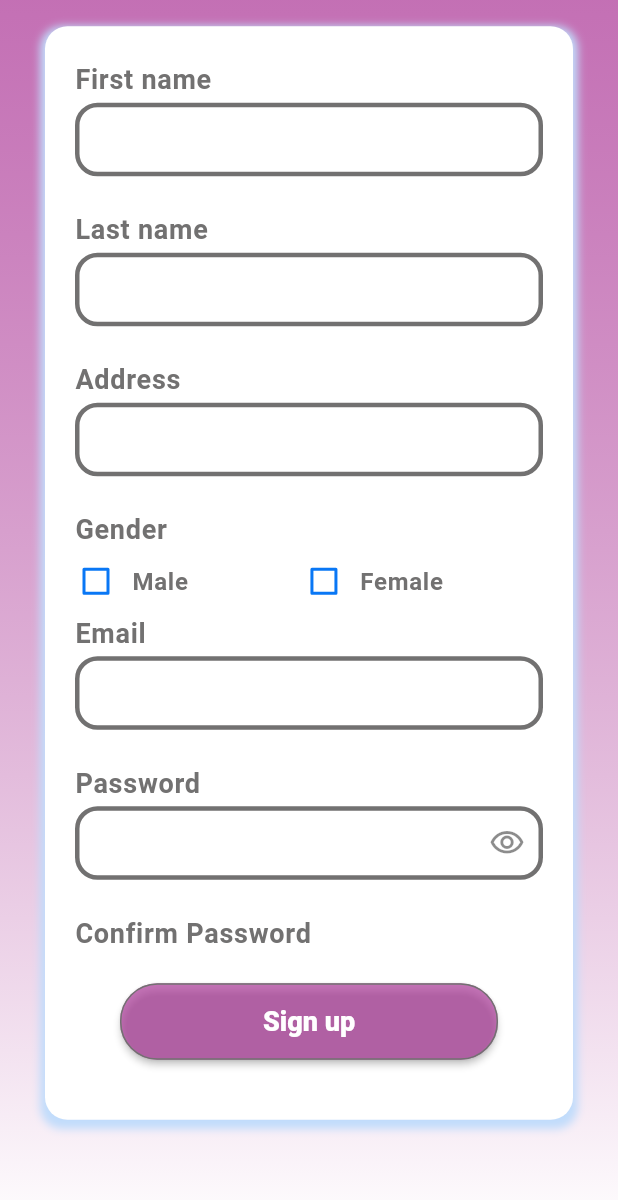
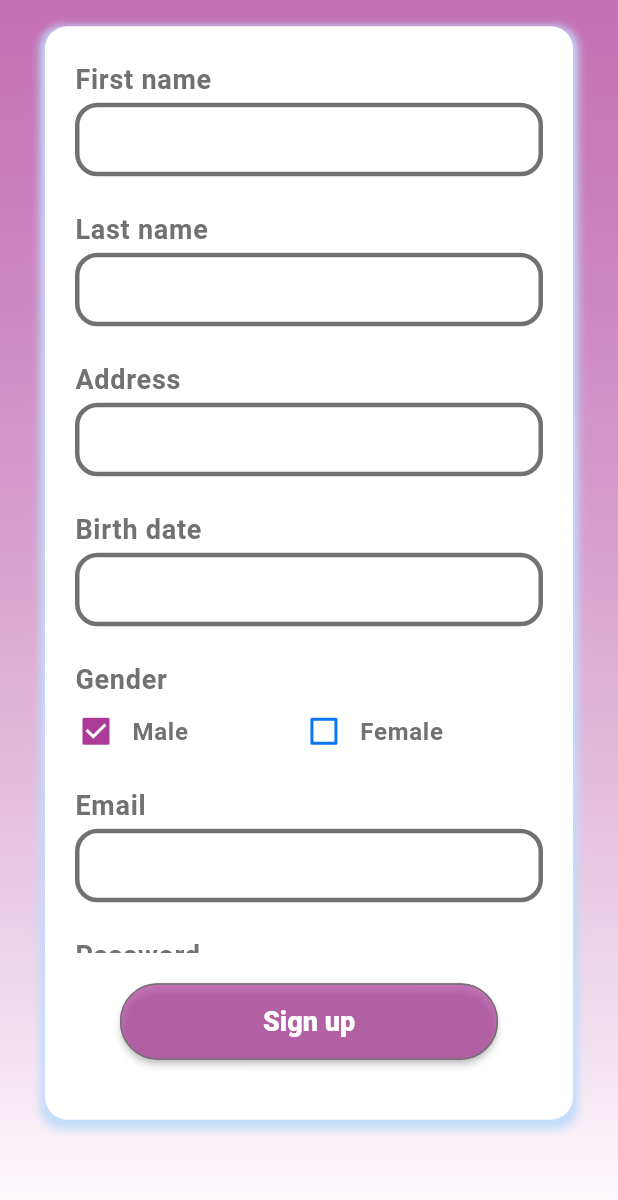
Before and after one commit to YasserBar/Nano-Tech-Cosmetic, a Flutter app: the ChooseGardScreen screen opened by its route, after a tap on "Next", on a phone screen of 412 x 824 dp. Shown: the top 1200 px of the screen. Run offline on Flutter 3.47's test engine with Material 2 defaults, Android fonts, the phone set to English and light mode, and no system bars; our stand-ins replace dartz, equatable, flutter_bloc, flutter_otp_text_field, flutter_spinkit, flutter_svg and 5 more; accounts and stored records are empty; Roboto replaces fonts that are missing (Acme).

Commit message:
update signup and choose gard screen

```diff
--- a/lib/core/constants/app_themes.dart
+++ b/lib/core/constants/app_themes.dart
@@ -61,7 +61,7 @@ abstract class AppThemes {
       ),
       bodyMedium: GoogleFonts.acme(
         fontSize: 16,
-        color: AppColors.black,
+        color: AppColors.gray,
         letterSpacing: 0.5,
         fontWeight: FontWeight.w700,
       ),
--- a/lib/core/helpers/pickers.dart
+++ b/lib/core/helpers/pickers.dart
@@ -1,3 +1,33 @@
+import 'package:flutter/material.dart';
+
 class Pickers{
+  static Future<String?> choseDate(BuildContext context) async {
+    DateTime? date = await showDatePicker(
+      context: context,
+      initialDate: DateTime.now(),
+      firstDate: DateTime(2000),
+      lastDate: DateTime(2100),
+    );
+
+    if (date != null) {
+      return formatDate(date);
+    }
+    return null;
+  }
+  static String formatDate(DateTime date){
+    if(date.month<10){
+      if(date.day<10){
+        return '${date.year}-0${date.month}-0${date.day}';
+      }
+      return '${date.year}-0${date.month}-${date.day}';
+    }
+    if(date.day<10){
+      if(date.month<10){
+        return '${date.year}-0${date.month}-0${date.day}';
+      }
+      return '${date.year}-${date.month}-0${date.day}';
+    }
+    return '${date.year}-${date.month}-${date.day}';
+  }
 
 }
--- a/lib/features/auth/presentation/screens/reset_password_screen.dart
+++ b/lib/features/auth/presentation/screens/reset_password_screen.dart
@@ -1,4 +1,6 @@
 import 'package:flutter/material.dart';
+import 'package:get/get.dart';
+import 'package:nano_tech_cosmetic/core/constants/app_pages_root.dart';
 import 'package:nano_tech_cosmetic/features/auth/presentation/widgets/background_auth.dart';
 import 'package:nano_tech_cosmetic/features/auth/presentation/widgets/custom_button_auth.dart';
 import 'package:nano_tech_cosmetic/features/auth/presentation/widgets/custom_text_field.dart';
@@ -31,7 +33,9 @@ class ResetPasswordScreen extends StatelessWidget {
             ),
             CustomButtonAuth(
               text: "Reset",
-              onPressed: (){},
+              onPressed: (){
+                Get.toNamed(AppPagesRoutes.mainScreen);
+              },
             ),
           ],
         ),
--- a/lib/features/auth/presentation/screens/signup_screen.dart
+++ b/lib/features/auth/presentation/screens/signup_screen.dart
@@ -1,12 +1,21 @@
 import 'package:flutter/material.dart';
 import 'package:get/get.dart';
 import 'package:nano_tech_cosmetic/core/constants/app_colors.dart';
+import 'package:nano_tech_cosmetic/core/constants/app_pages_root.dart';
+import 'package:nano_tech_cosmetic/core/helpers/pickers.dart';
 import 'package:nano_tech_cosmetic/features/auth/presentation/widgets/background_auth.dart';
 import 'package:nano_tech_cosmetic/features/auth/presentation/widgets/custom_button_auth.dart';
 import 'package:nano_tech_cosmetic/features/auth/presentation/widgets/custom_text_field.dart';
 
-class SignUpScreen extends StatelessWidget {
+class SignUpScreen extends StatefulWidget {
   const SignUpScreen({super.key});
+
+  @override
+  State<SignUpScreen> createState() => _SignUpScreenState();
+}
+
+class _SignUpScreenState extends State<SignUpScreen> {
+  bool isMail = true;
 
   @override
   Widget build(BuildContext context) {
@@ -21,30 +30,39 @@ class SignUpScreen extends StatelessWidget {
               child: ListView(
                 padding: const EdgeInsets.only(top: 25),
                 children: [
-                  const Padding(
-                    padding: EdgeInsets.symmetric(horizontal: 20),
+                  Padding(
+                    padding: const EdgeInsets.symmetric(horizontal: 20),
                     child: Column(
                       mainAxisSize: MainAxisSize.min,
                       children: [
-                        CustomTextField(
+                        const CustomTextField(
                           labelText: "First name",
                         ),
-                        SizedBox(
+                        const SizedBox(
+                          height: 25,
+                        ),
+                        const CustomTextField(
+                          labelText: "Last name",
+                        ),
+                        const SizedBox(
+                          height: 25,
+                        ),
+                        const CustomTextField(
+                          labelText: "Address",
+                        ),
+                        const SizedBox(
                           height: 25,
                         ),
                         CustomTextField(
-                          labelText: "Last name",
+                          labelText: "Birth date",
+                          onTap: () {
+                            Pickers.choseDate(context);
+                          },
                         ),
-                        SizedBox(
+                        const SizedBox(
                           height: 25,
                         ),
-                        CustomTextField(
-                          labelText: "Address",
-                        ),
-                        SizedBox(
-                          height: 25,
-                        ),
-                        Row(
+                        const Row(
                           mainAxisAlignment: MainAxisAlignment.start,
                           children: [
                             Text(
@@ -65,15 +83,25 @@ class SignUpScreen extends StatelessWidget {
                     child: Row(
                       mainAxisAlignment: MainAxisAlignment.spaceBetween,
                       children: [
-                        Row(
+                        InkWell(
+                          onTap: () {
+                            setState(() {
+                              isMail=true;
+                            });
+                          },
+                          child: Row(
                             children: [
                               Checkbox(
-                              value: false,
+                                value: isMail,
                                 side: const BorderSide(
                                   color: AppColors.secondary,
                                   width: 2,
                                 ),
-                              onChanged: (val) {},
+                                onChanged: (val) {
+                                  setState(() {
+                                    isMail=true;
+                                  });
+                                },
                               ),
                               const Text(
                                 "Male",
@@ -85,16 +113,27 @@ class SignUpScreen extends StatelessWidget {
                               ),
                             ],
                           ),
+                        ),
                         const Spacer(),
-                        Row(
+                        InkWell(
+                          onTap: () {
+                            setState(() {
+                              isMail=false;
+                            });
+                          },
+                          child: Row(
                             children: [
                               Checkbox(
-                              value: false,
+                                value: !isMail,
                                 side: const BorderSide(
                                   color: AppColors.secondary,
                                   width: 2,
                                 ),
-                              onChanged: (val) {},
+                                onChanged: (val) {
+                                  setState(() {
+                                    isMail=false;
+                                  });
+                                },
                               ),
                               const Text(
                                 "Female",
@@ -106,6 +145,7 @@ class SignUpScreen extends StatelessWidget {
                               ),
                             ],
                           ),
+                        ),
                         const Spacer(),
                       ],
                     ),
@@ -115,6 +155,9 @@ class SignUpScreen extends StatelessWidget {
                     child: Column(
                       mainAxisSize: MainAxisSize.min,
                       children: [
+                        SizedBox(
+                          height: 15,
+                        ),
                         CustomTextField(
                           labelText: "Email",
                           inputType: TextInputType.emailAddress,
@@ -179,7 +222,9 @@ class SignUpScreen extends StatelessWidget {
               padding: const EdgeInsets.symmetric(horizontal: 20),
               child: CustomButtonAuth(
                 text: "Sign up",
-                onPressed: () {},
+                onPressed: () {
+                  Get.toNamed(AppPagesRoutes.mainScreen);
+                },
               ),
             ),
           ],
--- a/lib/features/auth/presentation/widgets/custom_text_field.dart
+++ b/lib/features/auth/presentation/widgets/custom_text_field.dart
@@ -7,6 +7,7 @@ class CustomTextField extends StatefulWidget {
   final bool isTextArea;
   final TextInputType inputType;
   final TextEditingController? controller;
+  final void Function()? onTap;
 
   const CustomTextField({
     Key? key,
@@ -14,7 +15,7 @@ class CustomTextField extends StatefulWidget {
     this.isObscureText = false,
     this.isTextArea = false,
     this.inputType = TextInputType.text,
-    this.controller,
+    this.controller, this.onTap,
   }) : super(key: key);
 
   @override
@@ -42,6 +43,7 @@ class _CustomTextFieldState extends State<CustomTextField> {
         ),
         TextFormField(
           controller: widget.controller,
+          onTap: widget.onTap,
           decoration: InputDecoration(
             filled: false,
             suffixIcon: widget.isObscureText
@@ -76,6 +78,7 @@ class _CustomTextFieldState extends State<CustomTextField> {
           obscureText: widget.isObscureText && ! isVisibleText,
           maxLines: widget.isTextArea ? 7 : 1,
           minLines: widget.isTextArea ? 5 : 1,
+          readOnly: widget.onTap!=null,
         ),
       ],
     );
--- a/lib/features/auth/presentation/widgets/gard_card.dart
+++ b/lib/features/auth/presentation/widgets/gard_card.dart
@@ -26,10 +26,10 @@ class GardCard extends StatelessWidget {
         decoration: BoxDecoration(
           color: AppColors.white,
           borderRadius: BorderRadius.circular(15),
-          boxShadow: const [
+          boxShadow: [
             BoxShadow(
-              color: AppColors.secondary2,
-              offset: Offset(0, 3),
+              color: isSelected ? AppColors.secondary2 : AppColors.secondary2,
+              offset: isSelected ? const Offset(0, 5) : const Offset(0, 1),
               blurRadius: 4,
               spreadRadius: 3,
             ),
@@ -43,10 +43,9 @@ class GardCard extends StatelessWidget {
             ),
             Text(
               label,
-              style: const TextStyle(
-                color: AppColors.gray,
-                fontSize: 18
-              ),
+              style: Theme.of(context).textTheme.bodyMedium!.copyWith(
+                    fontSize: 18,
+                  ),
             ),
           ],
         ),
--- a/lib/features/auth/presentation/widgets/gard_description_text.dart
+++ b/lib/features/auth/presentation/widgets/gard_description_text.dart
@@ -25,8 +25,7 @@ class GardDescriptionText extends StatelessWidget {
           Text(
             text,
             maxLines: 3,
-            style: const TextStyle(
-              color: AppColors.black60,
+            style: Theme.of(context).textTheme.bodySmall!.copyWith(
               fontSize: 18,
             ),
           ),
```
Also changed, not shown: lib/features/auth/presentation/screens/choose_gard_screen.dart (+33 -5 lines), lib/features/auth/presentation/screens/verify_code_screen.dart (+13 -7 lines). Lines whose indentation alone changed are shown as unchanged.
